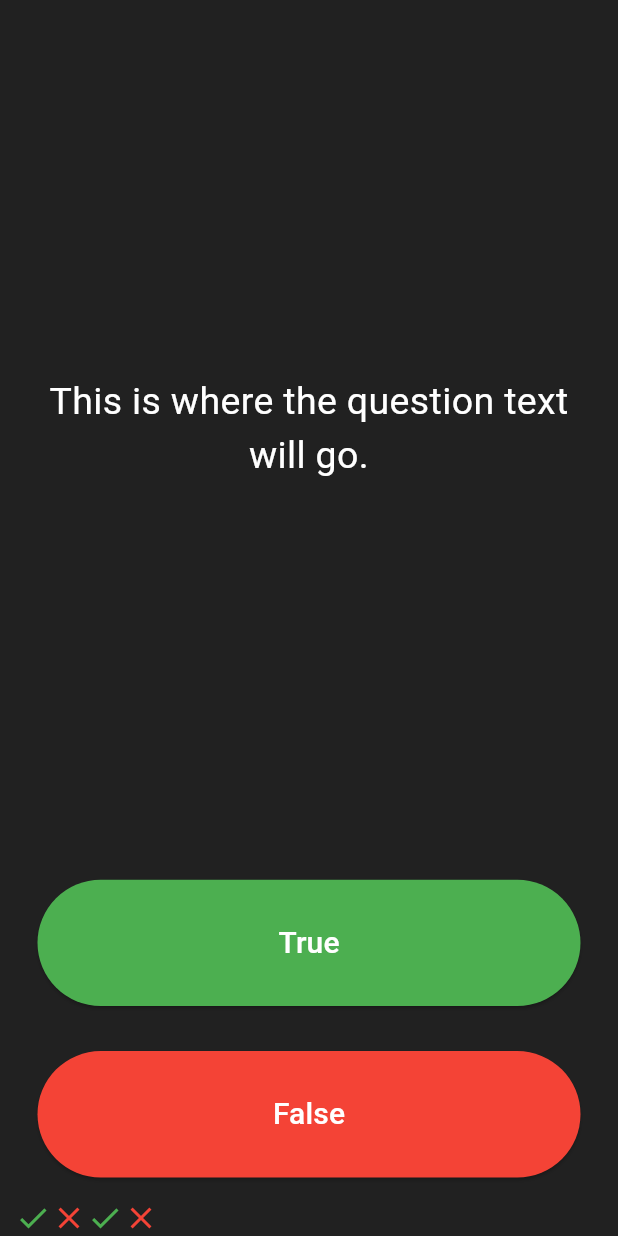
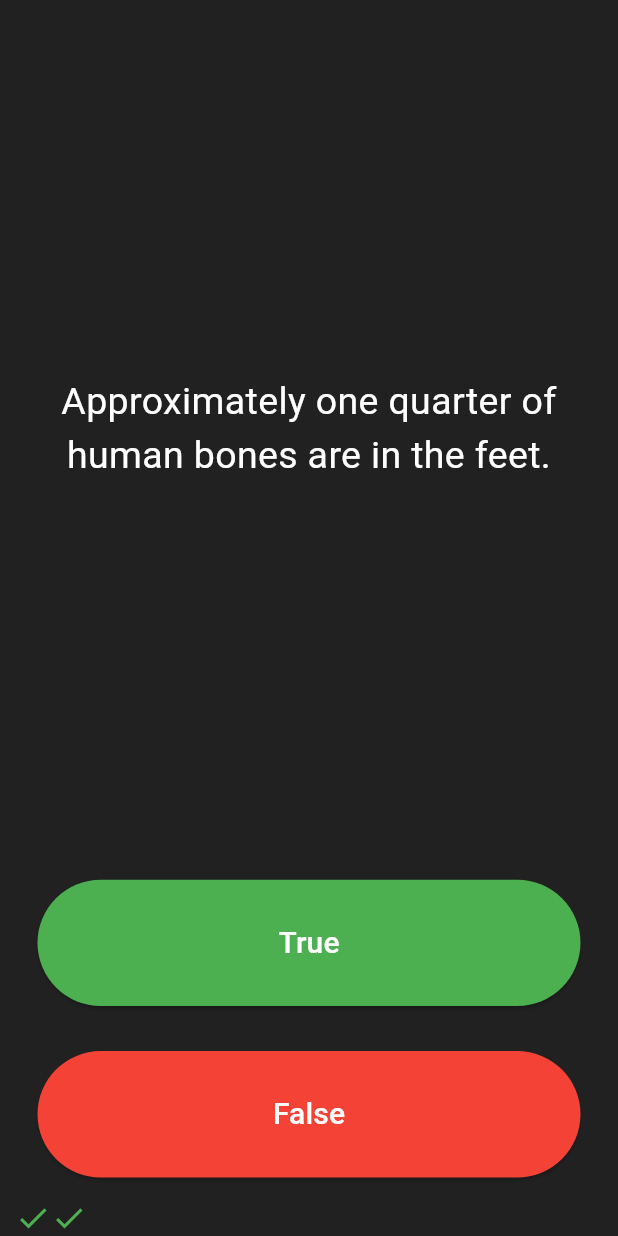
Before and after one commit to vimarshpandey/Flutter-Learning, a Flutter app: the screen it shows after launch, after a tap on "True", after a tap on "False", on a phone screen of 412 x 824 dp. Run offline on Flutter 3.47's test engine with Material 3 defaults, Android fonts, the phone set to English and light mode, and no system bars; our stand-ins replace audioplayers.

Commit message:
quiz code oops added

```diff
--- a/quizzler/lib/main.dart
+++ b/quizzler/lib/main.dart
@@ -1,4 +1,7 @@
 import 'package:flutter/material.dart';
+import 'package:quizzler/quiz_brain.dart';
+
+QuizBrain quizbrain = QuizBrain();
 
 void main() => runApp(const Quizzler());
 
@@ -25,35 +28,52 @@
   const QuizPage({super.key});
 
   @override
+  // ignore: library_private_types_in_public_api
   _QuizPageState createState() => _QuizPageState();
 }
 
 class _QuizPageState extends State<QuizPage> {
-  List<Icon> scoreKeeper = [
+  List<Icon> scoreKeeper = [];
+
+  void checkAnswer(bool givenAnswer) {
+    bool correctAnswer = quizbrain.getCorrectAnswer();
+
+    setState(() {
+      if (givenAnswer == correctAnswer) {
+        scoreKeeper.add(
           const Icon(
             Icons.check,
             color: Colors.green,
           ),
+        );
+      } else {
+        scoreKeeper.add(
           const Icon(
             Icons.close,
             color: Colors.red,
-    )
-  ];
+          ),
+        );
+      }
+
+      quizbrain.nextQuestion();
+    });
+  }
+
   @override
   Widget build(BuildContext context) {
     return Column(
       mainAxisAlignment: MainAxisAlignment.spaceBetween,
       crossAxisAlignment: CrossAxisAlignment.stretch,
       children: <Widget>[
-        const Expanded(
+        Expanded(
           flex: 5,
           child: Padding(
-            padding: EdgeInsets.all(10.0),
+            padding: const EdgeInsets.all(10.0),
             child: Center(
               child: Text(
-                'This is where the question text will go.',
+                quizbrain.getQuestionText(),
                 textAlign: TextAlign.center,
-                style: TextStyle(
+                style: const TextStyle(
                   fontSize: 25.0,
                   color: Colors.white,
                 ),
@@ -76,14 +96,7 @@
                 ),
               ),
               onPressed: () {
-                setState(() {
-                  scoreKeeper.add(
-                    const Icon(
-                      Icons.check,
-                      color: Colors.green,
-                    ),
-                  );
-                });
+                checkAnswer(true);
               },
             ),
           ),
@@ -103,14 +116,7 @@
                 ),
               ),
               onPressed: () {
-                setState(() {
-                  scoreKeeper.add(
-                    const Icon(
-                      Icons.close,
-                      color: Colors.red,
-                    ),
-                  );
-                });
+                checkAnswer(false);
               },
             ),
           ),
--- /dev/null
+++ b/quizzler/lib/question.dart
@@ -0,0 +1,9 @@
+class Question {
+  late String questionText;
+  late bool questionAnswer;
+
+  Question(String q, bool a) {
+    questionText = q;
+    questionAnswer = a;
+  }
+}
--- /dev/null
+++ b/quizzler/lib/quiz_brain.dart
@@ -0,0 +1,47 @@
+import 'question.dart';
+
+class QuizBrain {
+  int _questionNumber = 0;
+
+  final List<Question> _questionBank = [
+    Question('Some cats are actually allergic to humans', true),
+    Question('You can lead a cow down stairs but not up stairs.', false),
+    Question('Approximately one quarter of human bones are in the feet.', true),
+    Question('A slug\'s blood is green.', true),
+    Question('Buzz Aldrin\'s mother\'s maiden name was \"Moon\".', true),
+    Question('It is illegal to pee in the Ocean in Portugal.', true),
+    Question(
+        'No piece of square dry paper can be folded in half more than 7 times.',
+        false),
+    Question(
+        'In London, UK, if you happen to die in the House of Parliament, you are technically entitled to a state funeral, because the building is considered too sacred a place.',
+        true),
+    Question(
+        'The loudest sound produced by any animal is 188 decibels. That animal is the African Elephant.',
+        false),
+    Question(
+        'The total surface area of two human lungs is approximately 70 square metres.',
+        true),
+    Question('Google was originally called \"Backrub\".', true),
+    Question(
+        'Chocolate affects a dog\'s heart and nervous system; a few ounces are enough to kill a small dog.',
+        true),
+    Question(
+        'In West Virginia, USA, if you accidentally hit an animal with your car, you are free to take it home to eat.',
+        true),
+  ];
+
+  void nextQuestion() {
+    if (_questionNumber < _questionBank.length - 1) {
+      _questionNumber++;
+    }
+  }
+
+  String getQuestionText() {
+    return _questionBank[_questionNumber].questionText;
+  }
+
+  bool getCorrectAnswer() {
+    return _questionBank[_questionNumber].questionAnswer;
+  }
+}
```
Lines whose indentation alone changed are shown as unchanged.
